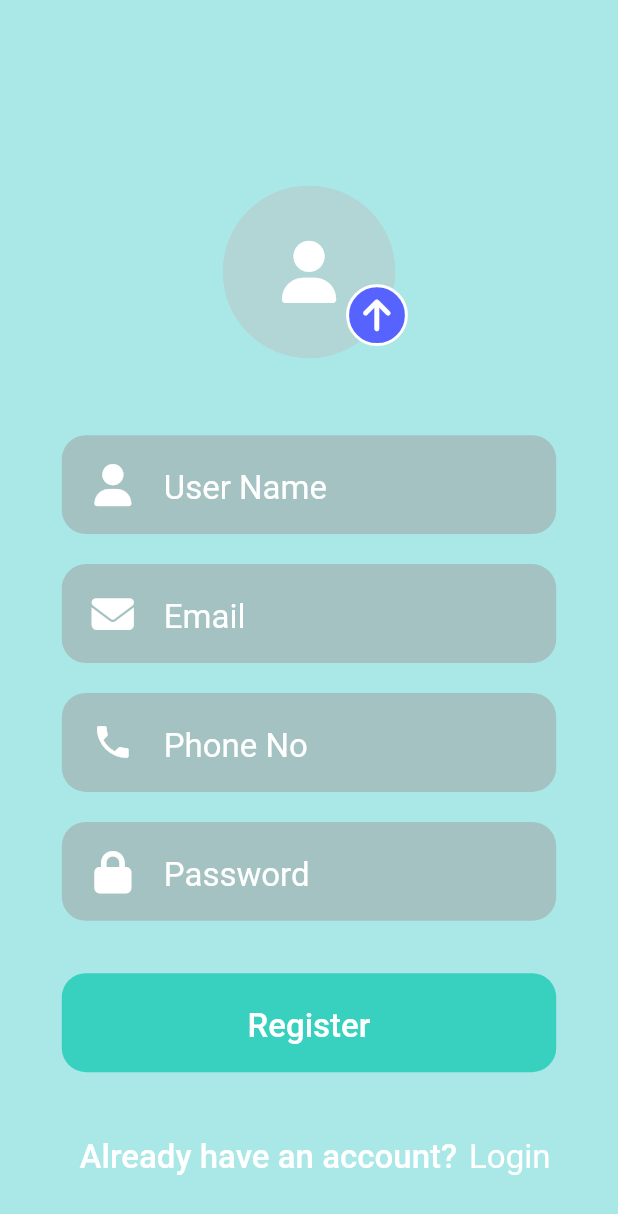
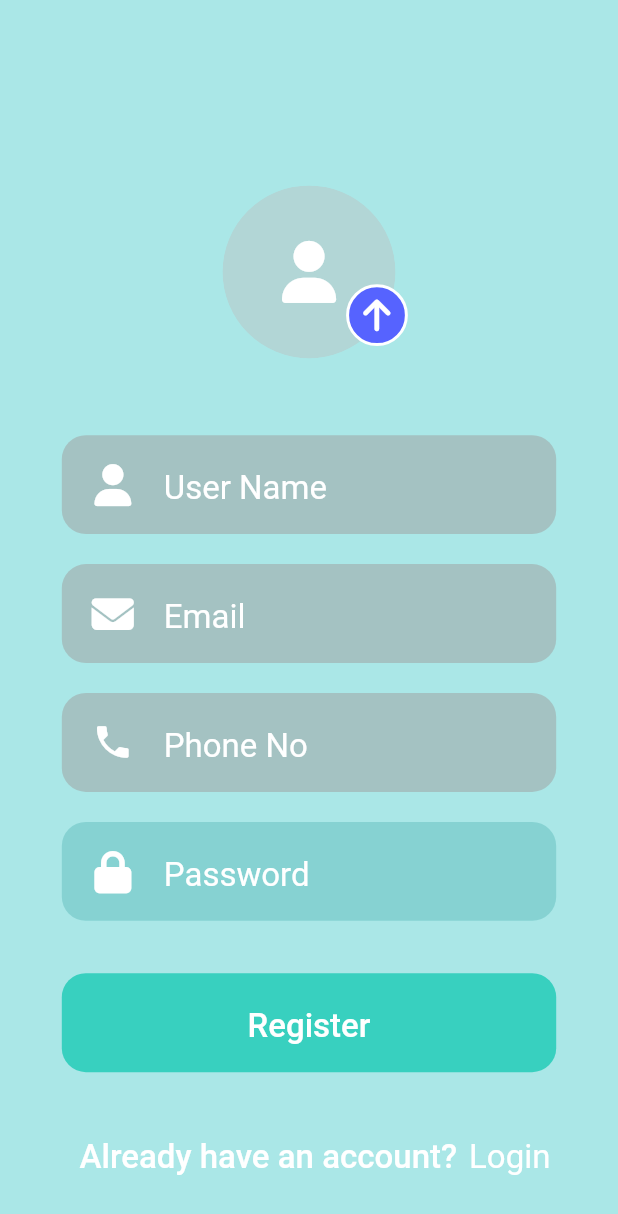
Before and after one commit to hackrx40/PS2-Team_Rubixx, a Flutter app: the CreateNewAccount screen opened directly, on a phone screen of 412 x 824 dp. Shown: the top 1214 px of the screen. Run offline on Flutter 3.47's test engine with Material 2 defaults, Android fonts, the phone set to English and light mode, and no system bars; our stand-ins replace awesome_dialog, awesome_notifications, firebase_core, flutter_vector_icons, fluttertoast, google_fonts and 1 more; missing offline and left inert: awesome_notifications_fcm, ripple_wave, usage_stats; accounts and stored records are empty.

Commit message:
Update password_input.dart

```diff
--- a/frontend-app/lib/components/password_input.dart
+++ b/frontend-app/lib/components/password_input.dart
@@ -24,7 +24,7 @@ class PasswordInput extends StatelessWidget {
         height: size.height * 0.08,
         width: size.width * 0.8,
         decoration: BoxDecoration(
-          color: Colors.grey[500]!.withOpacity(0.5),
+          color: Color.fromARGB(255, 98, 190, 190)!.withOpacity(0.5),
           borderRadius: BorderRadius.circular(16),
         ),
         child: Center(
```
